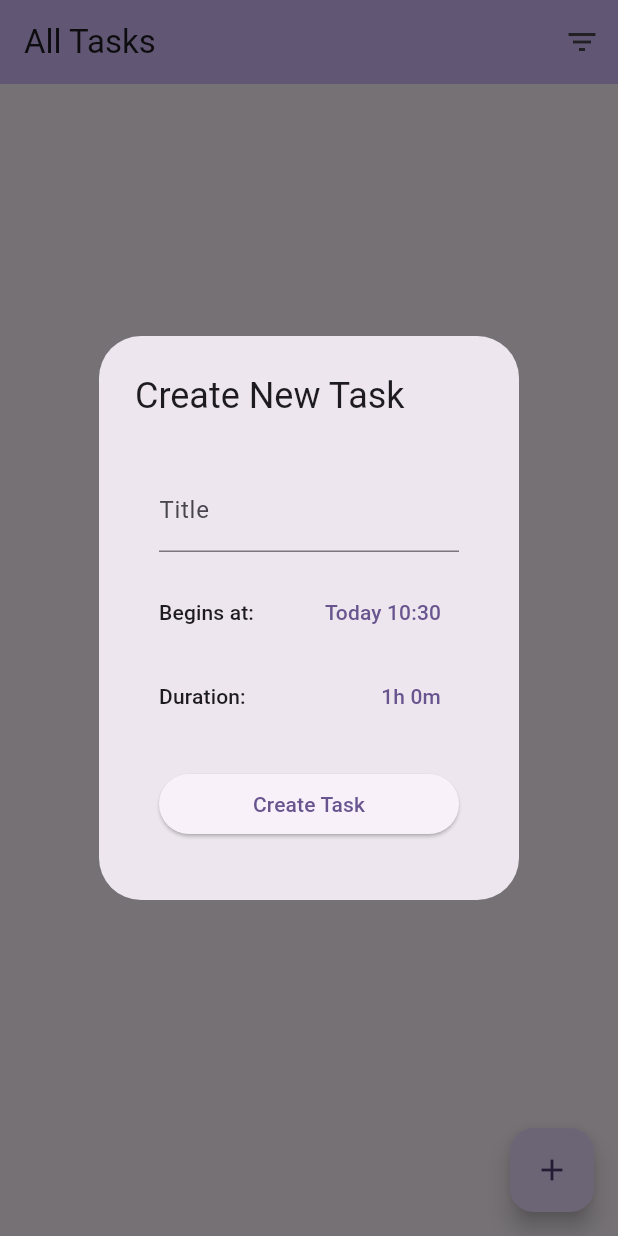
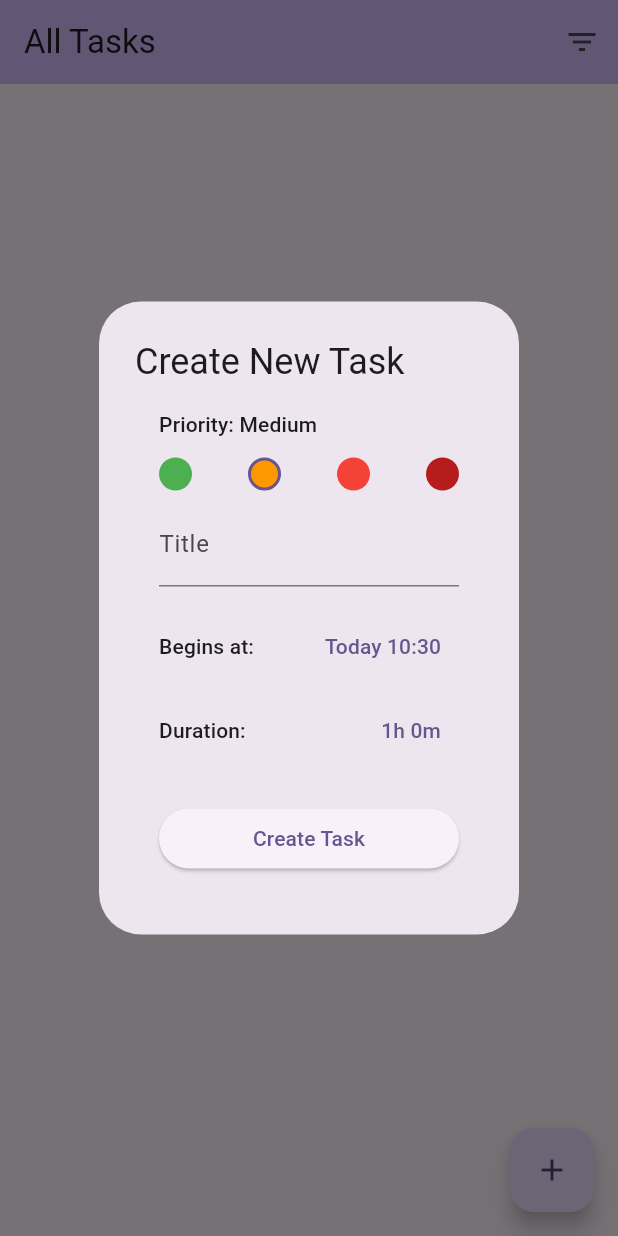
Before and after one commit to eliasfeijo/flutter-agenda-pwa, a Flutter app: the screen it shows after launch, after a tap on the "add" icon, on a phone screen of 412 x 824 dp. Run offline on Flutter 3.47's test engine with Material 3 defaults, Android fonts, the phone set to English and light mode, and no system bars; our stand-ins replace shared_preferences.

Commit message:
feat: priority picker

```diff
--- a/lib/widgets/forms/task_form.dart
+++ b/lib/widgets/forms/task_form.dart
@@ -19,6 +19,7 @@ class _TaskFormState extends State<TaskForm> {
   late final TextEditingController _titleController;
   DateTime? _selectedBeginDate;
   Duration? _selectedDuration;
+  TaskPriority? _selectedPriority;
 
   bool get _isEditing => widget.task != null;
 
@@ -30,6 +31,7 @@ class _TaskFormState extends State<TaskForm> {
     _selectedBeginDate = widget.task?.beginsAt ?? DateTime.now();
     _selectedDuration =
         widget.task?.estimatedDuration ?? const Duration(hours: 1);
+    _selectedPriority = widget.task?.priority ?? TaskPriority.medium;
   }
 
   @override
@@ -101,6 +103,7 @@ class _TaskFormState extends State<TaskForm> {
         title: _titleController.text.trim(),
         beginsAt: _selectedBeginDate,
         estimatedDuration: _selectedDuration!,
+        priority: _selectedPriority!,
       );
       agendaProvider.addTask(newTask);
     }
@@ -143,7 +146,7 @@ class _TaskFormState extends State<TaskForm> {
   @override
   Widget build(BuildContext context) {
     return Padding(
-      padding: const EdgeInsets.all(16.0),
+      padding: const EdgeInsets.only(left: 16.0, right: 16.0, bottom: 16.0),
       child: ConstrainedBox(
         constraints: const BoxConstraints(minWidth: 48, maxWidth: 300),
         child: Form(
@@ -152,6 +155,16 @@ class _TaskFormState extends State<TaskForm> {
             mainAxisSize: MainAxisSize.min,
             crossAxisAlignment: CrossAxisAlignment.start,
             children: [
+              Text(
+                'Priority: ${_selectedPriority!.displayName}',
+                style: Theme.of(context).textTheme.labelLarge,
+              ),
+              const SizedBox(height: 12),
+              Row(
+                mainAxisAlignment: MainAxisAlignment.spaceBetween,
+                children: _buildPriorityChips(),
+              ),
+              SizedBox(height: 8),
               TextFormField(
                 controller: _titleController,
                 decoration: const InputDecoration(labelText: 'Title'),
@@ -182,6 +195,20 @@ class _TaskFormState extends State<TaskForm> {
     );
   }
 
+  List<Widget> _buildPriorityChips() {
+    return TaskPriority.values.map((priority) {
+      return PriorityChip(
+        priority: priority,
+        isSelected: _selectedPriority == priority,
+        onTap: () {
+          setState(() {
+            _selectedPriority = priority;
+          });
+        },
+      );
+    }).toList();
+  }
+
   Widget _buildDateTimeRow() {
     return Row(
       mainAxisAlignment: MainAxisAlignment.spaceBetween,
@@ -208,3 +235,37 @@ class _TaskFormState extends State<TaskForm> {
     );
   }
 }
+
+class PriorityChip extends StatelessWidget {
+  final TaskPriority priority;
+  final VoidCallback? onTap;
+  final bool isSelected;
+
+  const PriorityChip({
+    super.key,
+    required this.priority,
+    this.onTap,
+    this.isSelected = false,
+  });
+
+  @override
+  Widget build(BuildContext context) {
+    return GestureDetector(
+      onTap: onTap,
+      child: Container(
+        width: 22,
+        height: 22,
+        decoration: BoxDecoration(
+          color: priority.color,
+          shape: BoxShape.circle,
+          border: isSelected
+              ? Border.all(
+                  color: Theme.of(context).colorScheme.primary,
+                  width: 2,
+                )
+              : null,
+        ),
+      ),
+    );
+  }
+}
```
